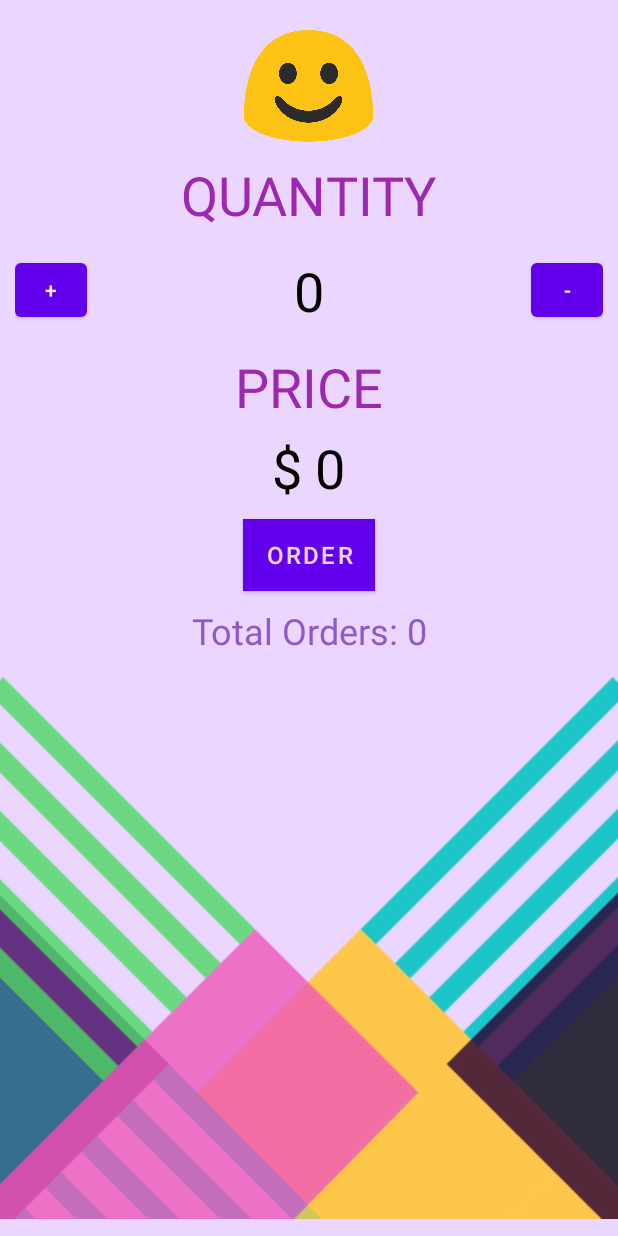
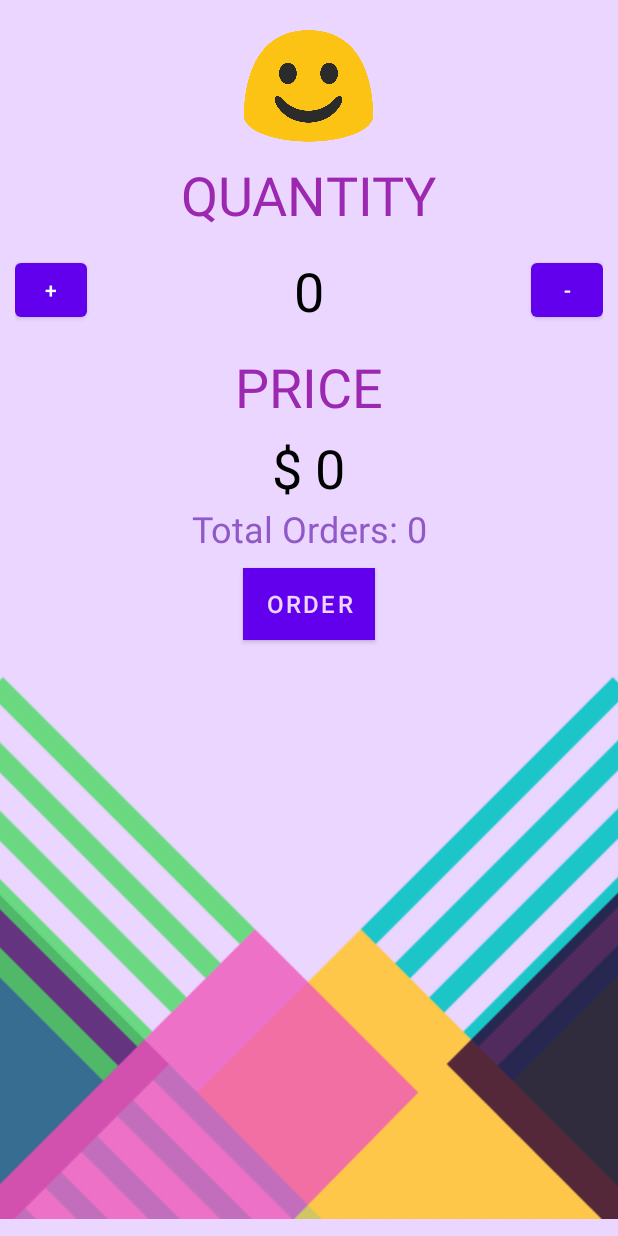
Before and after one commit to purnchndr/JustJava, an Android app: the layout activity_main.xml on its own in the app's theme, with its tools: preview values and no code run, on a phone screen of 412 x 824 dp. Run offline under Robolectric (Android 15) with nearby library versions, the light colour scheme and no system bars.

```diff
--- a/app/src/main/res/layout/activity_main.xml
+++ b/app/src/main/res/layout/activity_main.xml
@@ -82,20 +82,6 @@
         android:textColor="#000000"
         android:textSize="36sp" />
 
-    <Button
-        android:layout_width="wrap_content"
-        android:layout_height="wrap_content"
-        android:layout_gravity="center"
-        android:layout_margin="10dp"
-        android:background="#A500FF"
-        android:baselineAligned="false"
-        android:padding="5dp"
-        android:text="Order"
-        android:textAllCaps="true"
-        android:textColor="#EDD5FF"
-        android:textSize="16sp"
-       android:onClick="submitOrder" />
-
 
     <TextView
         android:id="@+id/total_order"
@@ -105,6 +91,20 @@ android:textSize="24sp"
         android:textColor="#9159C8"
         android:layout_height="wrap_content"
         android:text="Total Orders: 0" />
+
+    <Button
+        android:layout_width="wrap_content"
+        android:layout_height="wrap_content"
+        android:layout_gravity="center"
+        android:layout_margin="10dp"
+        android:background="#A500FF"
+        android:baselineAligned="false"
+        android:onClick="submitOrder"
+        android:padding="5dp"
+        android:text="Order"
+        android:textAllCaps="true"
+        android:textColor="#EDD5FF"
+        android:textSize="16sp" />
 
     <ImageView
         android:layout_width="match_parent"
```
